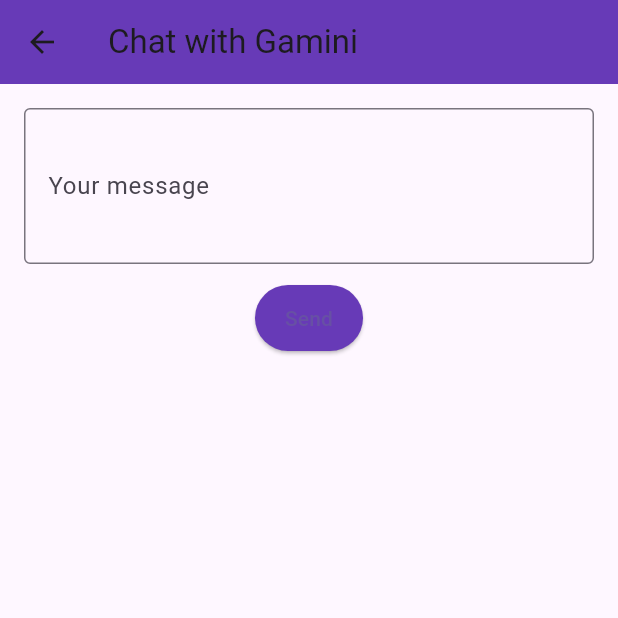
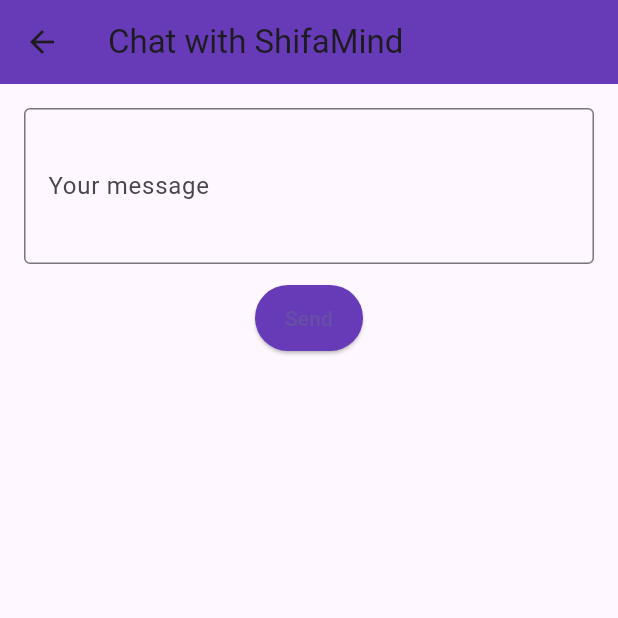
Before and after one commit to sabbirhossen0/Nafs_Shield, a Flutter app: the ChatWithGaminiPage screen opened directly, after a tap on "Send", on a phone screen of 412 x 824 dp, the top half of it. Run offline on Flutter 3.47's test engine with Material 3 defaults, Android fonts, the phone set to English and light mode, and no system bars; our stand-ins replace audioplayers, dio, flutter_compass, get, hexcolor, image_picker and 3 more; accounts and stored records are empty; network calls fail.

Commit message:
ShifaMind

```diff
--- a/lib/view/ShifaMind/shifamind.dart
+++ b/lib/view/ShifaMind/shifamind.dart
@@ -21,7 +21,7 @@
       _response = '';
     });
 
-    final url = Uri.parse('http://10.0.2.2:8000/api/chat_with_gamini/'); // Use local IP for real device
+    final url = Uri.parse('http://10.0.2.2:8000/gamini/chat/'); // Use local IP for real device
 
     try {
       final res = await http.post(
@@ -47,7 +47,7 @@
   Widget build(BuildContext context) {
     return Scaffold(
       appBar: AppBar(
-        title: Text('Chat with Gamini'),
+        title: Text('Chat with ShifaMind'),
         backgroundColor: Colors.deepPurple,
       ),
       body: Padding(
```
